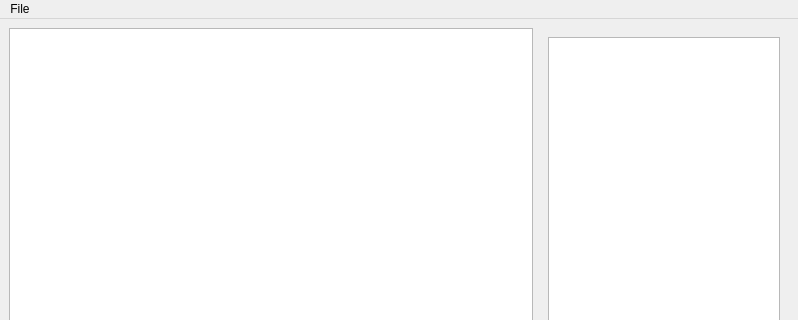
This is client/gui.ui in Trion/nightsky as Qt 5 draws it before an edit; both pictures show x 0 to 798 and y 0 to 320 of the 798 by 458 pixel window. The edited form follows.
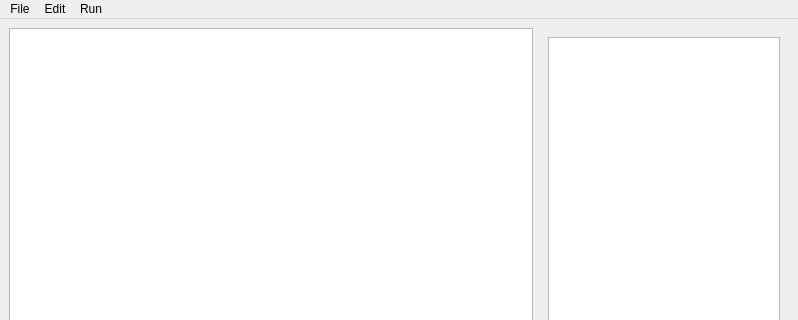
This is the edited form.

Commit message: implement save and open dialogs and change model according to saving and loading files

```diff
--- a/client/gui.ui
+++ b/client/gui.ui
@@ -153,7 +153,7 @@
      <height>19</height>
     </rect>
    </property>
-   <widget class="QMenu" name="menuHallo">
+   <widget class="QMenu" name="menuFile">
     <property name="title">
      <string>File</string>
     </property>
@@ -163,7 +163,25 @@
     <addaction name="separator"/>
     <addaction name="actionClose"/>
    </widget>
-   <addaction name="menuHallo"/>
+   <widget class="QMenu" name="menuEdit">
+    <property name="title">
+     <string>Edit</string>
+    </property>
+    <addaction name="actionAll_stars_on"/>
+    <addaction name="actionAll_stars_off"/>
+   </widget>
+   <widget class="QMenu" name="menuRun">
+    <property name="title">
+     <string>Run</string>
+    </property>
+    <addaction name="actionRun_clip"/>
+    <addaction name="actionStop_clip"/>
+    <addaction name="separator"/>
+    <addaction name="actionUpload"/>
+   </widget>
+   <addaction name="menuFile"/>
+   <addaction name="menuEdit"/>
+   <addaction name="menuRun"/>
   </widget>
   <widget class="QStatusBar" name="statusbar"/>
   <action name="actionOpen">
```
Left out of the diff: 56 changed lines with no effect on the pictures. The commit also changes 4 other files.
